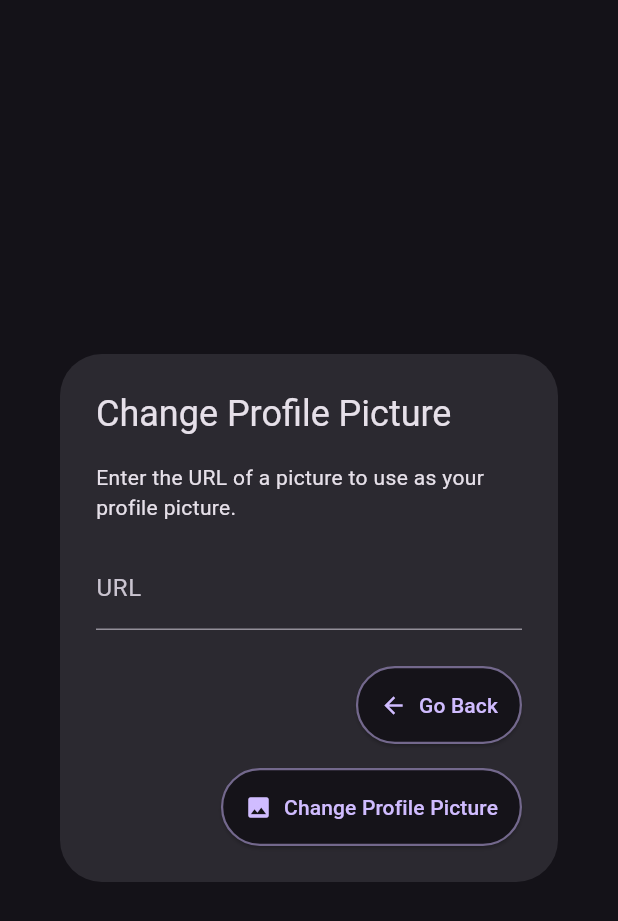
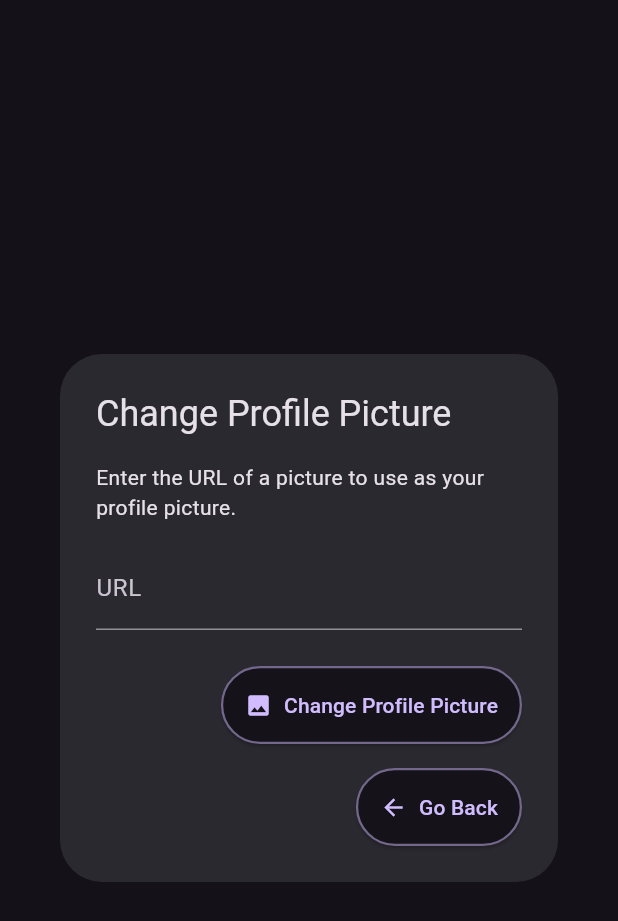
Before and after one commit to WebbPulse/WebbPulse-Inventory-Management, a Flutter app: the ChangeProfilePictureAlertDialog widget shown alone on an empty page, opened directly, on a phone screen of 412 x 824 dp. Shown: the top 921 px of the screen. Run offline on Flutter 3.47's test engine with Material 3 defaults, Android fonts, the phone set to English and light mode, and no system bars; our stand-ins replace cloud_firestore, cloud_functions, file_picker, firebase_auth, firebase_core, permission_handler; missing offline and left inert: firebase_ui_auth, universal_html; accounts and stored records are empty.

Commit message:
reformat of dialog boxes

```diff
--- a/hosting/lib/src/apps/authed/views/profile_settings_view.dart
+++ b/hosting/lib/src/apps/authed/views/profile_settings_view.dart
@@ -209,9 +209,22 @@ class ChangeProfilePictureAlertDialogState
         ),
       ),
       actions: <Widget>[
-        Column(
-          crossAxisAlignment: CrossAxisAlignment.end,
-          children: [
+        ElevatedButton.icon(
+          style: ElevatedButton.styleFrom(
+            backgroundColor: theme.colorScheme.surface.withOpacity(0.95),
+            side: BorderSide(
+              color: theme.colorScheme.primary.withOpacity(0.5),
+              width: 1.5,
+            ),
+            padding: const EdgeInsets.all(16.0),
+          ),
+          onPressed: _isLoading ? null : _onSubmit,
+          icon: _isLoading
+              ? const CircularProgressIndicator()
+              : const Icon(Icons.photo),
+          label: const Text('Change Profile Picture'),
+        ),
+        const SizedBox(height: 16.0),
         ElevatedButton.icon(
           onPressed: () {
             Navigator.of(context).pop();
@@ -227,24 +240,6 @@ class ChangeProfilePictureAlertDialogState
           icon: const Icon(Icons.arrow_back),
           label: const Text('Go Back'),
         ),
-            const SizedBox(height: 16.0),
-            ElevatedButton.icon(
-              style: ElevatedButton.styleFrom(
-                backgroundColor: theme.colorScheme.surface.withOpacity(0.95),
-                side: BorderSide(
-                  color: theme.colorScheme.primary.withOpacity(0.5),
-                  width: 1.5,
-                ),
-                padding: const EdgeInsets.all(16.0),
-              ),
-              onPressed: _isLoading ? null : _onSubmit,
-              icon: _isLoading
-                  ? const CircularProgressIndicator()
-                  : const Icon(Icons.photo),
-              label: const Text('Change Profile Picture'),
-            ),
-          ],
-        ),
       ],
     );
   }
--- a/hosting/lib/src/shared/providers/device_checkout_service.dart
+++ b/hosting/lib/src/shared/providers/device_checkout_service.dart
@@ -45,7 +45,9 @@ class DeviceCheckoutService {
         // If device does not exist in Firestore, create it and check it out
         if (!await firestoreService.doesDeviceExistInFirestore(
             deviceSerialNumber, orgId)) {
-          await firebaseFunctions.httpsCallable('create_device_callable').call({
+          await firebaseFunctions
+              .httpsCallable('create_devices_callable')
+              .call({
             "deviceSerialNumbers": [deviceSerialNumber],
             "orgId": orgId,
             "isDeviceCheckedOut": false,
--- a/hosting/lib/src/shared/widgets.dart
+++ b/hosting/lib/src/shared/widgets.dart
@@ -1174,7 +1174,7 @@ class AddDeviceAlertDialogState extends State<AddDeviceAlertDialog> {
     });
 
     try {
-      await firebaseFunctions.httpsCallable('create_device_callable').call({
+      await firebaseFunctions.httpsCallable('create_devices_callable').call({
         "deviceSerialNumbers": deviceSerialNumbers,
         "orgId": orgSelectorProvider.orgId,
       });
```
Also changed, not shown: hosting/lib/src/apps/authed/views/org_selected/org_settings_view.dart (+27 -41 lines). Lines whose indentation alone changed are shown as unchanged.
